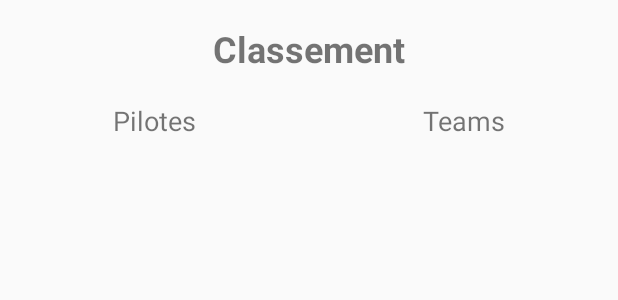
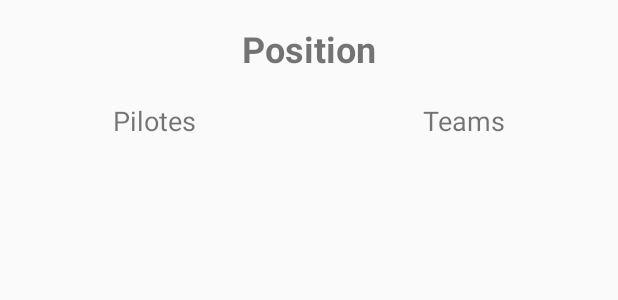
Before and after one commit to Allaneee/Formula-World, an Android app: the layout fragment_ranking.xml on its own in the app's theme, with its tools: preview values and no code run, on a phone screen of 412 x 824 dp. Shown: the top 300 px of the screen. Run offline under Robolectric (Android 15) with nearby library versions, the phone set to English and light mode, and no system bars; network calls fail.

```diff
--- a/app/src/main/res/layout/fragment_ranking.xml
+++ b/app/src/main/res/layout/fragment_ranking.xml
@@ -51,41 +51,11 @@
             android:gravity="center"/>
     </LinearLayout>
 
-    <LinearLayout
-        android:id="@+id/llclass"
-        android:layout_width="match_parent"
-        android:layout_height="wrap_content"
-        android:layout_below="@id/llToggleGroup"
-        android:layout_marginTop="9dp"
-        android:orientation="horizontal"
-        android:gravity="center">
-
-        <TextView
-            android:layout_width="wrap_content"
-            android:layout_height="wrap_content"/>
-
-        <TextView
-            android:layout_width="wrap_content"
-            android:layout_height="wrap_content"/>
-
-
-
-    </LinearLayout>
-
     <androidx.viewpager.widget.ViewPager
         android:id="@+id/viewPager"
         android:layout_width="match_parent"
         android:layout_height="match_parent"
-        android:layout_below="@id/llclass"
-        android:layout_above="@+id/llPageIndicator"/>
+        android:layout_below="@id/llToggleGroup"
+        />
 
-    <LinearLayout
-        android:id="@+id/llPageIndicator"
-        android:layout_width="wrap_content"
-        android:layout_height="wrap_content"
-        android:layout_centerHorizontal="true"
-        android:layout_alignParentBottom="true"
-        android:layout_marginBottom="16dp"
-        android:orientation="horizontal">
-    </LinearLayout>
 </RelativeLayout>
--- a/app/src/main/res/values/strings.xml
+++ b/app/src/main/res/values/strings.xml
@@ -2,11 +2,13 @@
     <string name="app_name">Formula-World</string>
     <string name="hello_blank_fragment">Hello blank fragment</string>
     <string name="globe">Course</string>
-    <string name="ranking">Classement</string>
+    <string name="ranking">Position</string>
     <string name="betting">Draft</string>
     <string name="pilotes">Pilotes</string>
     <string name="constructeurs">Teams</string>
     <string name="nom_du_pilote">Nom du Pilote</string>
     <string name="points">Points</string>
     <string name="Position">Pos</string>
+    <string name="todo">TODO</string>
+    <string name="nom_de_la_team">Team</string>
 </resources>
```
Also changed, not shown: app/src/main/res/layout/fragment_driver.xml (+36 -3 lines), app/src/main/res/layout/fragment_team.xml (+40 -3 lines).
